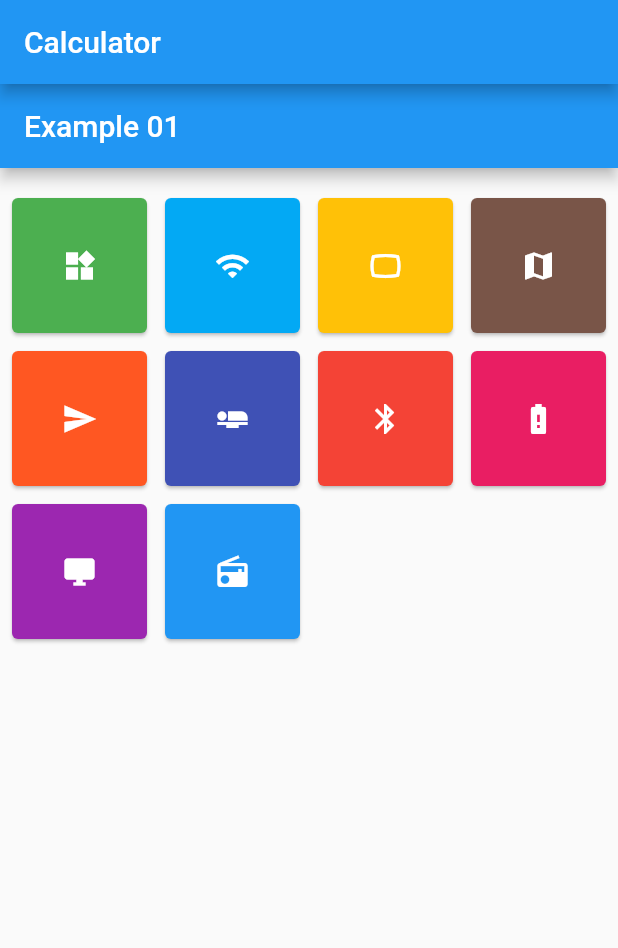
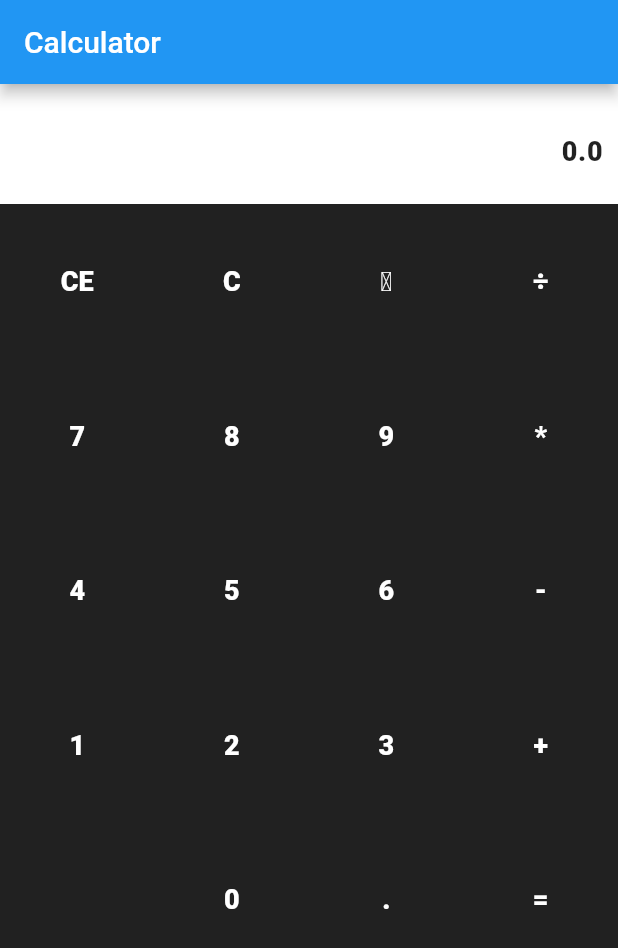
Before and after one commit to mobileappdevhm/calc-AndiAndreas, a Flutter app: the screen it shows after launch, on a phone screen of 412 x 824 dp. Shown: the top 948 px of the screen. Run offline on Flutter 3.47's test engine with Material 2 defaults, Android fonts, the phone set to English and light mode, and no system bars; our stand-ins replace petitparser.

Commit message:
MVP completed

```diff
--- a/lib/data/calc_data_prod.dart
+++ b/lib/data/calc_data_prod.dart
@@ -13,11 +13,11 @@ class ProdCalcData implements CalcData {
 
   @override
   DisplayContent fetchCalcText() {
-    return new DisplayContent("0.0");
+    return new DisplayContent(displayText);
   }
 
   @override
   void setDisplayText(String text) {
-    // TODO: implement setCalcText
+    displayText = text;
   }
 }
--- a/lib/home_calculator.dart
+++ b/lib/home_calculator.dart
@@ -9,10 +9,10 @@ class HomePage extends StatefulWidget {
   _HomePageState createState() => new _HomePageState();
 }
 
-class _HomePageState extends State<HomePage>
-    implements CalcDisplayViewContract {
+class _HomePageState extends State<HomePage> implements CalcDisplayViewContract {
+
   CalcDisplayViewPresenter _presenter;
-  DisplayContent _displayContent;
+  String _displayContent;
 
   _HomePageState() {
     // This is the view the presenter should use
@@ -28,44 +28,46 @@ class _HomePageState extends State<HomePage>
 
   @override
   Widget build(BuildContext context) {
+    double _barHeihgt = 80.0;
+    double _calcDisplayHeight = _barHeihgt;
+
     return new Scaffold(
       appBar: new AppBar(
         title: new Text("Calculator"),
       ), // AppBar
-        body: new Example01(),
-
-        /*new Container(
+      body: new Container(
         decoration: new BoxDecoration(color: Colors.black87),
         child: new Column(
           children: <Widget>[
-
             //Display column
             new Container(
-                height: 90.0,
+              height: _calcDisplayHeight,
               decoration: new BoxDecoration(color: Colors.white),
-                padding: const EdgeInsets.fromLTRB(15.0, 10.0, 5.0, 15.0),
+              padding: const EdgeInsets.fromLTRB(10.0, 0.0, 10.0, 0.0),
               alignment: Alignment.centerRight,
               child: new Text(
-                  '00000',
-                  style: textStyle,
+                '$_displayContent',
+                style: _textStyle,
               ),
             ),
             //KeyPad column
-
-
+            new KeyPad(_presenter),
           ], // Children of outer Row
         ), // Outer Row
-        ),*/
+      ),
     ); // Scaffold
   }
 
+
+
   @override
-  void onSetCalcDisplay(DisplayContent data) {
-    // TODO: implement onSetCalcDisplay
+  void onSetCalcDisplay(DisplayContent content) {
+    setState(() => _displayContent = content.displayText);
+    print(_displayContent);
   }
 }
 
-TextStyle textStyle = new TextStyle(
+TextStyle _textStyle = new TextStyle(
   fontWeight: FontWeight.w800,
   fontFamily: 'Roboto',
   letterSpacing: 0.5,
--- a/lib/modules/calc_presenter.dart
+++ b/lib/modules/calc_presenter.dart
@@ -2,7 +2,7 @@ import 'package:calculator2/data/calc_data.dart';
 import 'package:calculator2/dependency_injection.dart';
 
 abstract class CalcDisplayViewContract {
-  void onSetCalcDisplay(DisplayContent data);
+  void onSetCalcDisplay(DisplayContent input);
 }
 
 class CalcDisplayViewPresenter {
@@ -13,7 +13,13 @@ class CalcDisplayViewPresenter {
     _displayData = new Injector().calcDisplayData;
   }
 
-  void setDisplayData(String text){
-    _displayData.setDisplayText(text);
+  void proceedInput(String text){
+    String currentInput = _displayData.fetchCalcText().displayText;
+    setDisplayData(currentInput + text);
+  }
+
+  void setDisplayData(String content){
+    _displayData.setDisplayText(content);
+    _view.onSetCalcDisplay(_displayData.fetchCalcText());
   }
 }
--- a/lib/widgets/staggeredKeyPad.dart
+++ b/lib/widgets/staggeredKeyPad.dart
@@ -1,3 +1,4 @@
+import 'package:calculator2/modules/calc_presenter.dart';
 import 'package:flutter/material.dart';
 import 'package:flutter_staggered_grid_view/flutter_staggered_grid_view.dart';
 
@@ -12,61 +13,107 @@ List<StaggeredTile> _staggeredTiles = const <StaggeredTile>[
   const StaggeredTile.count(1, 1),
   const StaggeredTile.count(1, 1),
   const StaggeredTile.count(1, 1),
+  const StaggeredTile.count(1, 1),
+  const StaggeredTile.count(1, 1),
+  const StaggeredTile.count(1, 1),
+  const StaggeredTile.count(1, 1),
+  const StaggeredTile.count(1, 1),
+  const StaggeredTile.count(1, 1),
+  const StaggeredTile.count(1, 1),
+  const StaggeredTile.count(1, 1),
+  const StaggeredTile.count(1, 1),
+  const StaggeredTile.count(1, 1),
 ];
 
-List<Widget> _tiles = const <Widget>[
-  const _Example01Tile(Colors.green, Icons.widgets),
-  const _Example01Tile(Colors.lightBlue, Icons.wifi),
-  const _Example01Tile(Colors.amber, Icons.panorama_wide_angle),
-  const _Example01Tile(Colors.brown, Icons.map),
-  const _Example01Tile(Colors.deepOrange, Icons.send),
-  const _Example01Tile(Colors.indigo, Icons.airline_seat_flat),
-  const _Example01Tile(Colors.red, Icons.bluetooth),
-  const _Example01Tile(Colors.pink, Icons.battery_alert),
-  const _Example01Tile(Colors.purple, Icons.desktop_windows),
-  const _Example01Tile(Colors.blue, Icons.radio),
-];
+class KeyPad extends StatelessWidget {
 
-class Example01 extends StatelessWidget {
+  CalcDisplayViewPresenter _presenter;
+
+  KeyPad(this._presenter);
+
   @override
   Widget build(BuildContext context) {
-    return new Scaffold(
-        appBar: new AppBar(
-          title: new Text('Example 01'),
-        ),
-        body: new Padding(
-            padding: const EdgeInsets.only(top: 12.0),
+    final Orientation _orientation = MediaQuery.of(context).orientation;
+    final bool _isLandscape = _orientation == Orientation.landscape;
+
+    double _mainAxisSpacing = 0.0;
+    //if (!_isLandscape) {
+    //  _mainAxisSpacing = (_heihgt - _width) / 5.0;
+    //}
+
+    int _crossAxisCount = 8;
+    if (!_isLandscape) {
+      _crossAxisCount = 4;
+    }
+
+    return new Expanded(
+      child: new Container(
+        child: new Padding(
+            padding: const EdgeInsets.only(top: 0.0),
             child: new StaggeredGridView.count(
-              crossAxisCount: 4,
+              crossAxisCount: _crossAxisCount,
               staggeredTiles: _staggeredTiles,
-              children: _tiles,
-              mainAxisSpacing: 4.0,
-              crossAxisSpacing: 4.0,
-              padding: const EdgeInsets.all(4.0),
-            )));
+              children: getTiles(),
+              mainAxisSpacing: _mainAxisSpacing,
+              //crossAxisSpacing: 0.0,
+              padding: const EdgeInsets.all(0.0),
+            )),
+      ),
+    );
+  }
+
+  List<Widget> getTiles() {
+    return <Widget>[
+      //This code below may not be the best way to go. It is not possible to pass an predefined textStyle as const. And this solution gives a good flexibility.
+      //1. Row of tiles CE, C, <=, /
+      new _keyPadTile("CE", _presenter),
+      new _keyPadTile("C", _presenter),
+      new _keyPadTile("\u232B", _presenter),
+      new _keyPadTile("\u00F7", _presenter),
+      //2. Row of tiles 7, 8, 9, *
+      new _keyPadTile("7", _presenter),
+      new _keyPadTile("8", _presenter),
+      new _keyPadTile("9", _presenter),
+      new _keyPadTile("*", _presenter),
+      //3. Row of tiles 4, 5, 6, -
+      new _keyPadTile("4", _presenter),
+      new _keyPadTile("5", _presenter),
+      new _keyPadTile("6", _presenter),
+      new _keyPadTile("-", _presenter),
+      //4. Row of tiles 1, 2, 3, +
+      new _keyPadTile("1", _presenter),
+      new _keyPadTile("2", _presenter),
+      new _keyPadTile("3", _presenter),
+      new _keyPadTile("+", _presenter),
+      //5. Row of tiles empty, 0, ., =
+      new _keyPadTile("", _presenter),
+      new _keyPadTile("0", _presenter),
+      new _keyPadTile(".", _presenter),
+      new _keyPadTile("=", _presenter),
+    ];
   }
 }
 
-class _Example01Tile extends StatelessWidget {
-  const _Example01Tile(this.backgroundColor, this.iconData);
+class _keyPadTile extends StatelessWidget {
+  const _keyPadTile(this._theText, this._presenter);
 
-  final Color backgroundColor;
-  final IconData iconData;
+  final CalcDisplayViewPresenter _presenter;
+  final String _theText;
 
   @override
   Widget build(BuildContext context) {
-    return new Card(
-      color: backgroundColor,
-      child: new InkWell(
-        onTap: () {},
-        child: new Center(
-          child: new Padding(
-            padding: const EdgeInsets.all(4.0),
-            child: new Icon(
-              iconData,
-              color: Colors.white,
-            ),
-          ),
+    return new InkWell(
+      onTap: () {_presenter.proceedInput(_theText);},
+      child: new Center(
+        child: new Padding(
+            padding: const EdgeInsets.all(0.0),
+            child: new Text(
+              _theText,
+              style: const TextStyle(fontWeight: FontWeight.w800,
+                  fontFamily: 'Roboto',
+                  fontSize: 18.0,
+                  color: Colors.white),
+            )
         ),
       ),
     );
```
Also changed, not shown: 5 other files. Lines whose indentation alone changed are shown as unchanged.
